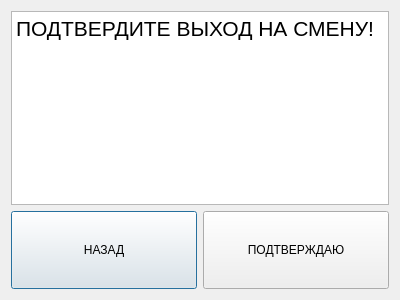
koolkhel/wince-taximeter, file iconfirmationdialog.ui: the form before one commit.
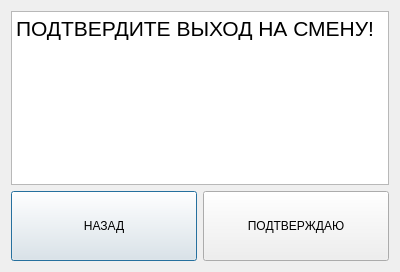
The form after the commit.

Commit message: dialogs height adjust

The edit to the form file:
```diff
--- a/iconfirmationdialog.ui
+++ b/iconfirmationdialog.ui
@@ -7,7 +7,7 @@
     <x>0</x>
     <y>0</y>
     <width>400</width>
-    <height>300</height>
+    <height>272</height>
    </rect>
   </property>
   <property name="windowTitle">
```
Left out of the diff: 3 changed lines with no effect on the pictures. The commit also changes 1 other file.
